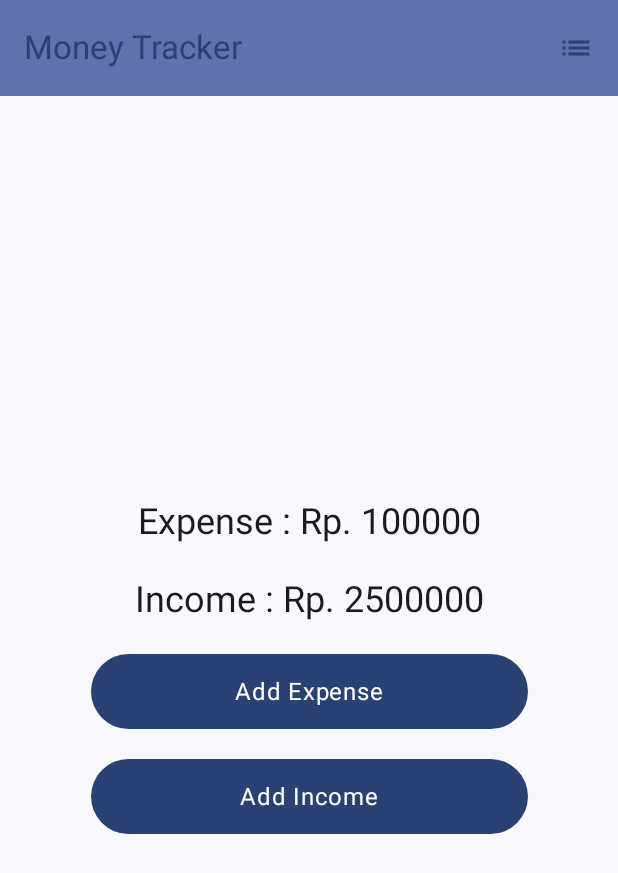
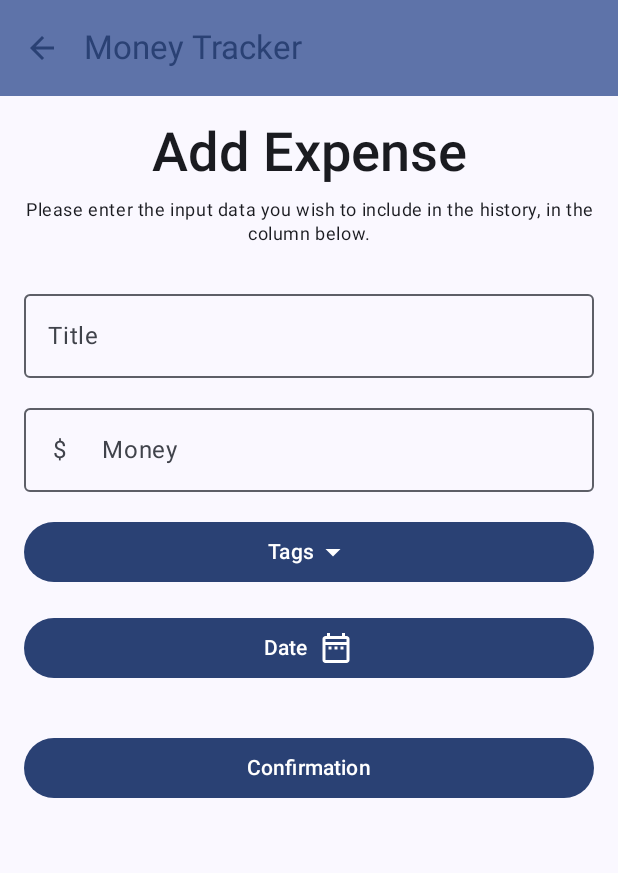
Before and after one commit to pinsensius/Assesment1_0138, an Android app built with Jetpack Compose: the screen it shows after launch (MainActivity), after a tap on "Add Expense", on a phone screen of 412 x 824 dp. Shown: the top 873 px of the screen. Run offline under Robolectric (Android 15) with nearby library versions, the light colour scheme and no system bars.

Commit message:
Penambahan halaman tambah pengeluaran dan pemasukan bersama navigasi dan form validationnya

```diff
--- a/app/src/main/java/com/boido0138/asesment1_0138/navigation/NavGraph.kt
+++ b/app/src/main/java/com/boido0138/asesment1_0138/navigation/NavGraph.kt
@@ -5,6 +5,8 @@ import androidx.navigation.NavHostController
 import androidx.navigation.compose.NavHost
 import androidx.navigation.compose.composable
 import androidx.navigation.compose.rememberNavController
+import com.boido0138.asesment1_0138.ui.screen.AddExpenseScreen
+import com.boido0138.asesment1_0138.ui.screen.AddIncomeScreen
 import com.boido0138.asesment1_0138.ui.screen.HomeScreen
 
 @Composable
@@ -16,5 +18,13 @@ fun SetupNavGraph(navController: NavHostController = rememberNavController()){
         composable(Screen.Home.route){
             HomeScreen(navController)
         }
+
+        composable(Screen.AddExpense.route){
+            AddExpenseScreen(navController)
+        }
+
+        composable(Screen.AddIncome.route){
+            AddIncomeScreen(navController)
+        }
     }
 }
--- a/app/src/main/java/com/boido0138/asesment1_0138/navigation/Screen.kt
+++ b/app/src/main/java/com/boido0138/asesment1_0138/navigation/Screen.kt
@@ -2,4 +2,6 @@ package com.boido0138.asesment1_0138.navigation
 
 sealed class Screen ( val route : String ){
     data object Home : Screen("homeScreen")
+    data object AddExpense : Screen("addExpenseScreen")
+    data object AddIncome : Screen("addIncomeScreen")
 }
--- /dev/null
+++ b/app/src/main/java/com/boido0138/asesment1_0138/ui/screen/AddExpense.kt
@@ -0,0 +1,252 @@
+package com.boido0138.asesment1_0138.ui.screen
+
+import android.content.res.Configuration
+import androidx.compose.foundation.layout.*
+import androidx.compose.foundation.text.KeyboardOptions
+import androidx.compose.material.icons.Icons
+import androidx.compose.material.icons.automirrored.filled.ArrowBack
+import androidx.compose.material.icons.outlined.ArrowDropDown
+import androidx.compose.material.icons.outlined.DateRange
+import androidx.compose.material.icons.outlined.Warning
+import androidx.compose.material3.*
+import androidx.compose.runtime.*
+import androidx.compose.runtime.saveable.rememberSaveable
+import androidx.compose.ui.Alignment
+import androidx.compose.ui.Modifier
+import androidx.compose.ui.res.stringResource
+import androidx.compose.ui.text.font.FontWeight
+import androidx.compose.ui.text.input.ImeAction
+import androidx.compose.ui.text.input.KeyboardType
+import androidx.compose.ui.text.style.TextAlign
+import androidx.compose.ui.tooling.preview.Preview
+import androidx.compose.ui.unit.dp
+import androidx.navigation.NavController
+import androidx.navigation.compose.rememberNavController
+import com.boido0138.asesment1_0138.R
+import com.boido0138.asesment1_0138.ui.theme.Asesment1_0138Theme
+import java.util.*
+
+@OptIn(ExperimentalMaterial3Api::class)
+@Composable
+fun AddExpenseScreen(navController: NavController) {
+    Scaffold(
+        topBar = {
+            TopAppBar(
+                navigationIcon = {
+                    IconButton(onClick = { navController.popBackStack() }) {
+                        Icon(
+                            imageVector = Icons.AutoMirrored.Filled.ArrowBack,
+                            contentDescription = "Back",
+                            tint = MaterialTheme.colorScheme.primary
+                        )
+                    }
+                },
+                title = { Text(text = stringResource(id = R.string.app_name)) },
+                colors = TopAppBarDefaults.mediumTopAppBarColors(
+                    containerColor = MaterialTheme.colorScheme.primaryContainer,
+                    titleContentColor = MaterialTheme.colorScheme.primary
+                )
+            )
+        }
+    ) { innerPadding ->
+        AddExpenseScreenContent(
+            modifier = Modifier
+                .padding(innerPadding)
+                .padding(16.dp)
+                .fillMaxSize(),
+            navController = navController
+        )
+    }
+}
+
+@OptIn(ExperimentalMaterial3Api::class)
+@Composable
+fun AddExpenseScreenContent(modifier: Modifier = Modifier, navController: NavController) {
+    var value by rememberSaveable { mutableStateOf("") }
+    var valueError by rememberSaveable { mutableStateOf(false) }
+
+    var title by rememberSaveable { mutableStateOf("")}
+    var titleError by rememberSaveable { mutableStateOf(false) }
+
+    var tags by rememberSaveable { mutableStateOf("") }
+    var tagsError by rememberSaveable { mutableStateOf(false) }
+    var tagsExpanded by rememberSaveable { mutableStateOf(false) }
+    val tagsList = listOf(
+        stringResource(R.string.primary),
+        stringResource(R.string.secondary),
+        stringResource(R.string.tertiary)
+    )
+
+    var date by rememberSaveable { mutableStateOf("") }
+    var dateError by rememberSaveable { mutableStateOf(false) }
+    var dateExpanded by rememberSaveable { mutableStateOf(false) }
+    val dateState = rememberDatePickerState()
+
+    Column(
+        modifier = modifier,
+        verticalArrangement = Arrangement.Top,
+        horizontalAlignment = Alignment.CenterHorizontally
+    ) {
+        Text(
+            text = stringResource(R.string.add_expense),
+            style = MaterialTheme.typography.displaySmall,
+            fontWeight = FontWeight.SemiBold
+        )
+
+        Text(
+            text = stringResource( id = R.string.form_intro),
+            style = MaterialTheme.typography.bodySmall,
+            textAlign = TextAlign.Center,
+            modifier = Modifier.padding(vertical = 8.dp)
+        )
+
+        Spacer(modifier = Modifier.height(16.dp))
+
+        OutlinedTextField(
+            value = title,
+            onValueChange = {
+                title = it
+            },
+            label = { Text(stringResource(R.string.title_label)) },
+            trailingIcon = { IconSelector(titleError) },
+            keyboardOptions = KeyboardOptions.Default.copy(imeAction = ImeAction.Next),
+            isError = titleError,
+            singleLine = true,
+            modifier = Modifier.fillMaxWidth()
+        )
+        ErrorNotification(titleError, stringResource( id = R.string.title_error))
+
+        Spacer(modifier = Modifier.height(12.dp))
+
+        OutlinedTextField(
+            value = value,
+            onValueChange = {
+                value = it
+            },
+            label = { Text(stringResource(R.string.money_label)) },
+            leadingIcon = { Text(stringResource(R.string.rp)) },
+            trailingIcon = { IconSelector(valueError) },
+            keyboardOptions = KeyboardOptions(
+                keyboardType = KeyboardType.Number,
+                imeAction = ImeAction.Next
+            ),
+            isError = valueError,
+            singleLine = true,
+            modifier = Modifier.fillMaxWidth()
+        )
+        ErrorNotification(valueError, stringResource( id = R.string.values_error))
+
+        Spacer(modifier = Modifier.height(16.dp))
+
+        Box(modifier = Modifier.fillMaxWidth()) {
+            Button(
+                onClick = { tagsExpanded = true },
+                modifier = Modifier.fillMaxWidth()
+            ) {
+                Text(tags.ifEmpty { stringResource(R.string.tags_label) })
+                Icon(Icons.Outlined.ArrowDropDown, contentDescription = "Tags")
+            }
+
+            DropdownMenu(
+                expanded = tagsExpanded,
+                onDismissRequest = { tagsExpanded = false },
+                modifier = Modifier.fillMaxWidth()
+            ) {
+                tagsList.forEach { tag ->
+                    DropdownMenuItem(
+                        text = { Text(tag) },
+                        onClick = {
+                            tags = tag
+                            tagsExpanded = false
+                        }
+                    )
+                }
+            }
+        }
+        ErrorNotification(tagsError, stringResource( id = R.string.tags_error))
+
+        Spacer(modifier = Modifier.height(16.dp))
+
+        Box(modifier = Modifier.fillMaxWidth()) {
+            Button(
+                onClick = { dateExpanded = true },
+                modifier = Modifier.fillMaxWidth()
+            ) {
+                Text(date.ifEmpty { stringResource(R.string.date_label) })
+                Icon(Icons.Outlined.DateRange, contentDescription = "Date", modifier = Modifier.padding(start = 6.dp))
+            }
+
+            if (dateExpanded) {
+                DatePickerDialog(
+                    onDismissRequest = { dateExpanded = false },
+                    confirmButton = {
+                        Button(onClick = {
+                            dateState.selectedDateMillis?.let { millis ->
+                                val cal = Calendar.getInstance().apply { timeInMillis = millis }
+                                date = "${cal.get(Calendar.DAY_OF_MONTH)}/${cal.get(Calendar.MONTH) + 1}/${cal.get(Calendar.YEAR)}"
+                            }
+                            dateExpanded = false
+                        }) {
+                            Text(stringResource(R.string.confirm))
+                        }
+                    }
+                ) {
+                    DatePicker(state = dateState)
+                }
+            }
+        }
+        ErrorNotification(dateError, stringResource( id = R.string.date_error))
+
+        Spacer(modifier = Modifier.height(32.dp))
+
+        Button(
+            onClick = {
+                titleError = title.isBlank()
+                valueError = value.isBlank() || value.toIntOrNull() == null
+                tagsError = tags.isBlank()
+                dateError = date.isBlank()
+
+                if (!titleError && !valueError && !tagsError && !dateError) {
+                    navController.popBackStack()
+                }
+            },
+            modifier = Modifier.fillMaxWidth()
+        ) {
+            Text(stringResource(R.string.confirm))
+        }
+    }
+}
+
+@Composable
+fun ErrorNotification(isError: Boolean, message: String) {
+    if (isError) {
+        Text(
+            text = message,
+            color = MaterialTheme.colorScheme.error,
+            style = MaterialTheme.typography.bodySmall,
+            modifier = Modifier.padding(top = 4.dp)
+        )
+    }
+}
+
+@Composable
+fun IconSelector(isError: Boolean, content: @Composable () -> Unit = {}) {
+    if (isError) {
+        Icon(
+            imageVector = Icons.Outlined.Warning,
+            contentDescription = "Error",
+            tint = MaterialTheme.colorScheme.error
+        )
+    } else {
+        content()
+    }
+}
+
+@Preview(showBackground = true)
+@Preview(uiMode = Configuration.UI_MODE_NIGHT_YES, showBackground = true)
+@Composable
+fun AddExpenseScreenPreview() {
+    Asesment1_0138Theme {
+        AddExpenseScreen(rememberNavController())
+    }
+}
--- a/app/src/main/java/com/boido0138/asesment1_0138/ui/screen/HomeScreen.kt
+++ b/app/src/main/java/com/boido0138/asesment1_0138/ui/screen/HomeScreen.kt
@@ -34,6 +34,7 @@ import androidx.compose.ui.unit.dp
 import androidx.navigation.NavController
 import androidx.navigation.compose.rememberNavController
 import com.boido0138.asesment1_0138.R
+import com.boido0138.asesment1_0138.navigation.Screen
 import com.boido0138.asesment1_0138.ui.theme.Asesment1_0138Theme
 
 @OptIn(ExperimentalMaterial3Api::class)
@@ -93,13 +94,14 @@ fun HomeScreen(navController: NavController) {
             modifier = Modifier
                 .padding(innerPadding)
                 .padding(24.dp)
-                .fillMaxSize()
+                .fillMaxSize(),
+            navController = navController
         )
     }
 }
 
 @Composable
-fun HomeScreenContent(modifier: Modifier = Modifier) {
+fun HomeScreenContent(modifier: Modifier = Modifier,navController: NavController) {
     Column(
         verticalArrangement = Arrangement.spacedBy(20.dp, Alignment.CenterVertically),
         horizontalAlignment = Alignment.CenterHorizontally,
@@ -117,6 +119,7 @@ fun HomeScreenContent(modifier: Modifier = Modifier) {
 
         Button(
             onClick = {
+                navController.navigate(Screen.AddExpense.route)
             },
             modifier = Modifier
                 .fillMaxWidth(0.8f)
@@ -130,6 +133,7 @@ fun HomeScreenContent(modifier: Modifier = Modifier) {
 
         Button(
             onClick = {
+                navController.navigate(Screen.AddIncome.route)
             },
             modifier = Modifier
                 .fillMaxWidth(0.8f)
--- a/app/src/main/res/values/strings.xml
+++ b/app/src/main/res/values/strings.xml
@@ -6,4 +6,18 @@
     <string name="expense_list">Expense List</string>
     <string name="add_income">Add Income</string>
     <string name="add_expense">Add Expense</string>
+    <string name="money_label">Money</string>
+    <string name="title_label">Title</string>
+    <string name="tags_label">Tags</string>
+    <string name="date_label">Date</string>
+    <string name="rp">$</string>
+    <string name="primary">Primary</string>
+    <string name="secondary">Secondary</string>
+    <string name="tertiary">Tertiary</string>
+    <string name="confirm">Confirmation</string>
+    <string name="form_intro">Please enter the input data you wish to include in the history, in the column below.</string>
+    <string name="title_error">Please input the proper data!</string>
+    <string name="values_error">Please input the valid amount!</string>
+    <string name="date_error">Please pick the date!</string>
+    <string name="tags_error">Please pick the tag!</string>
 </resources>
```
Also changed, not shown: app/src/main/java/com/boido0138/asesment1_0138/ui/screen/AddIncome.kt (added, +190 -0 lines).
